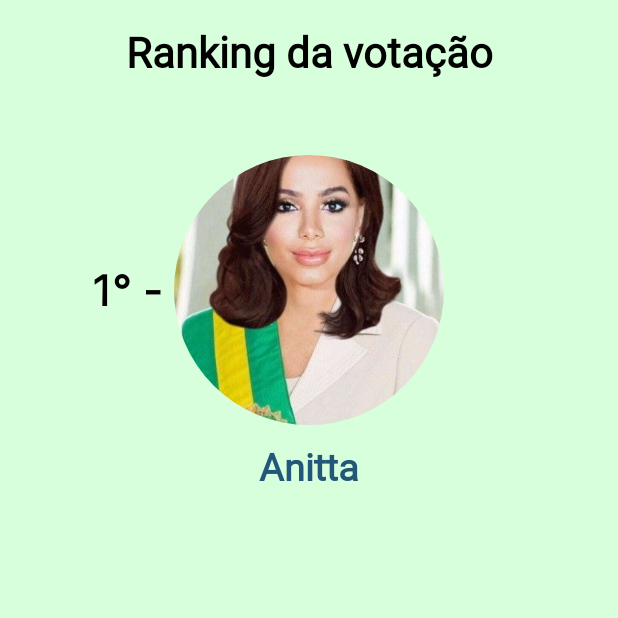
After one commit to theobarretosilva/UrnaEletronica, an Android app: the PontuacaoActivity screen opened directly, with no data from a screen before it, on a phone screen of 412 x 824 dp, the top half of it. The commit adds this screen. Run offline under Robolectric (Android 15) with nearby library versions, the phone set to English and light mode, and no system bars; our stand-ins replace CircleImageView, Firebase (no records; nobody signed in at launch, a user with empty details on screens opened directly).

Commit message:
começando tela de ranking

```diff
--- a/app/build.gradle
+++ b/app/build.gradle
@@ -43,4 +43,6 @@ dependencies {
     implementation platform('com.google.firebase:firebase-bom:30.4.1')
     implementation 'com.google.firebase:firebase-analytics'
 
+    implementation 'de.hdodenhof:circleimageview:3.1.0'
+
 }
--- a/app/src/main/AndroidManifest.xml
+++ b/app/src/main/AndroidManifest.xml
@@ -10,6 +10,9 @@
         android:supportsRtl="true"
         android:theme="@style/Theme.Urna">
         <activity
+            android:name=".PontuacaoActivity"
+            android:exported="false" />
+        <activity
             android:name=".MainActivity"
             android:exported="true">
             <intent-filter>
--- /dev/null
+++ b/app/src/main/java/com/example/urna/PontuacaoActivity.java
@@ -0,0 +1,55 @@
+package com.example.urna;
+
+import androidx.annotation.NonNull;
+import androidx.appcompat.app.AppCompatActivity;
+
+import android.graphics.Color;
+import android.os.Bundle;
+
+import com.google.android.gms.common.internal.service.Common;
+import com.google.firebase.database.DataSnapshot;
+import com.google.firebase.database.DatabaseError;
+import com.google.firebase.database.DatabaseReference;
+import com.google.firebase.database.FirebaseDatabase;
+import com.google.firebase.database.ValueEventListener;
+
+public class PontuacaoActivity extends AppCompatActivity {
+
+    FirebaseDatabase database;
+    DatabaseReference questionScore;
+
+    int sum = 0;
+
+    @Override
+    protected void onCreate(Bundle savedInstanceState) {
+        super.onCreate(savedInstanceState);
+        setContentView(R.layout.activity_pontuacao);
+        getWindow().setStatusBarColor(Color.rgb(34,87,122));
+        getSupportActionBar().hide();
+
+        database = FirebaseDatabase.getInstance();
+        questionScore = database.getReference("Candidatos");
+
+//        updateScore();
+    }
+
+    private void updateScore(String nomeCandidato) {
+        questionScore.orderByChild("Número de votos").equalTo(nomeCandidato)
+                .addListenerForSingleValueEvent(new ValueEventListener() {
+                    @Override
+                    public void onDataChange(@NonNull DataSnapshot dataSnapshot) {
+                        for(DataSnapshot data:dataSnapshot.getChildren()) {
+                            Candidato ques = data.getValue(Candidato.class);
+                            assert ques != null;
+                            sum+=ques.getQuantidadeVotos();
+                        }
+                        Ranking ranking = new Ranking(nomeCandidato, sum);
+                    }
+
+                    @Override
+                    public void onCancelled(@NonNull DatabaseError error) {
+
+                    }
+                });
+    }
+}
--- /dev/null
+++ b/app/src/main/res/layout/activity_pontuacao.xml
@@ -0,0 +1,69 @@
+<?xml version="1.0" encoding="utf-8"?>
+<androidx.constraintlayout.widget.ConstraintLayout xmlns:android="http://schemas.android.com/apk/res/android"
+    xmlns:app="http://schemas.android.com/apk/res-auto"
+    xmlns:tools="http://schemas.android.com/tools"
+    android:layout_width="match_parent"
+    android:layout_height="match_parent"
+    android:background="#D7FFDB"
+    tools:context=".PontuacaoActivity">
+
+    <TextView
+        android:id="@+id/textView3"
+        android:layout_width="wrap_content"
+        android:layout_height="wrap_content"
+        android:layout_marginTop="15dp"
+        android:fontFamily="@font/arbutus_slab"
+        android:text="Ranking da votação"
+        android:textColor="#000000"
+        android:textSize="28sp"
+        android:textStyle="bold"
+        app:layout_constraintBottom_toBottomOf="parent"
+        app:layout_constraintEnd_toEndOf="parent"
+        app:layout_constraintStart_toStartOf="parent"
+        app:layout_constraintTop_toTopOf="parent"
+        app:layout_constraintVertical_bias="0.0" />
+
+    <TextView
+        android:id="@+id/textView4"
+        android:layout_width="wrap_content"
+        android:layout_height="wrap_content"
+        android:fontFamily="@font/inter"
+        android:text="1° - "
+        android:textColor="#000000"
+        android:textSize="28sp"
+        android:textStyle="bold"
+        app:layout_constraintBottom_toBottomOf="@+id/imageView2"
+        app:layout_constraintEnd_toStartOf="@+id/imageView2"
+        app:layout_constraintHorizontal_bias="1.0"
+        app:layout_constraintStart_toStartOf="parent"
+        app:layout_constraintTop_toTopOf="@+id/imageView2" />
+
+    <de.hdodenhof.circleimageview.CircleImageView
+        android:id="@+id/imageView2"
+        android:layout_width="180dp"
+        android:layout_height="180dp"
+        android:layout_marginTop="50dp"
+        android:src="@drawable/anitta"
+        app:layout_constraintBottom_toBottomOf="parent"
+        app:layout_constraintEnd_toEndOf="parent"
+        app:layout_constraintStart_toStartOf="parent"
+        app:layout_constraintTop_toBottomOf="@+id/textView3"
+        app:layout_constraintVertical_bias="0.0" />
+
+    <TextView
+        android:id="@+id/textView5"
+        android:layout_width="wrap_content"
+        android:layout_height="wrap_content"
+        android:layout_marginTop="10dp"
+        android:fontFamily="@font/arbutus_slab"
+        android:text="Anitta"
+        android:textColor="#22577A"
+        android:textSize="25sp"
+        android:textStyle="bold"
+        app:layout_constraintBottom_toBottomOf="parent"
+        app:layout_constraintEnd_toEndOf="parent"
+        app:layout_constraintStart_toStartOf="parent"
+        app:layout_constraintTop_toBottomOf="@+id/imageView2"
+        app:layout_constraintVertical_bias="0.0" />
+
+</androidx.constraintlayout.widget.ConstraintLayout>
```
Also changed, not shown: app/src/main/java/com/example/urna/MainActivity.java (+13 -1 lines), app/src/main/java/com/example/urna/Ranking.java (added, +31 -0 lines), app/src/main/res/layout/activity_main.xml (+58 -13 lines), gradle/wrapper/gradle-wrapper.properties, 2 other files.
